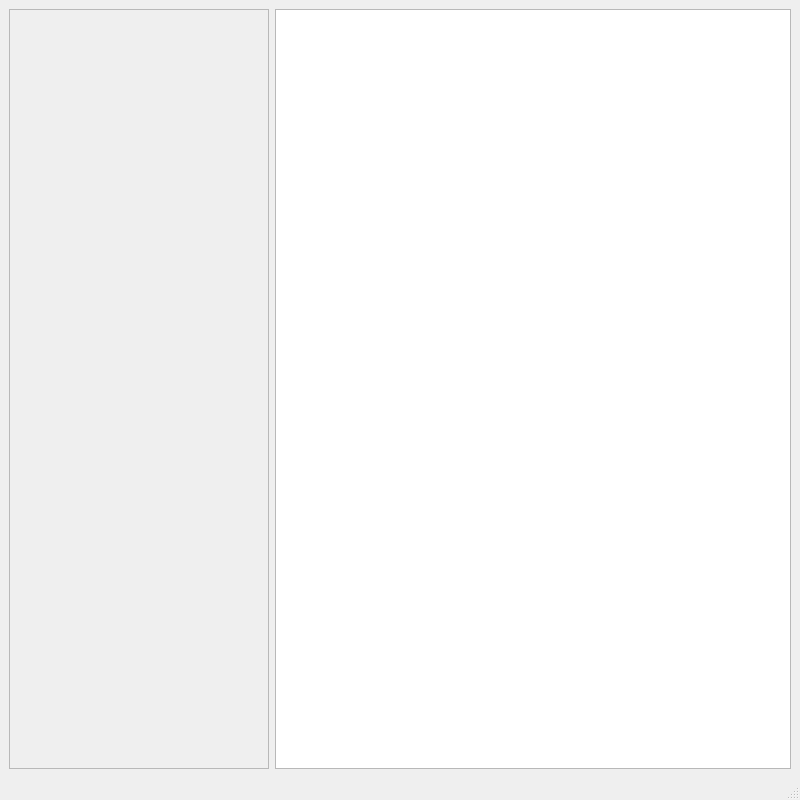
Qt form slide_analysis/UI/view/main_layout.ui (Vozf/full-slide-image-analysis) before a commit.
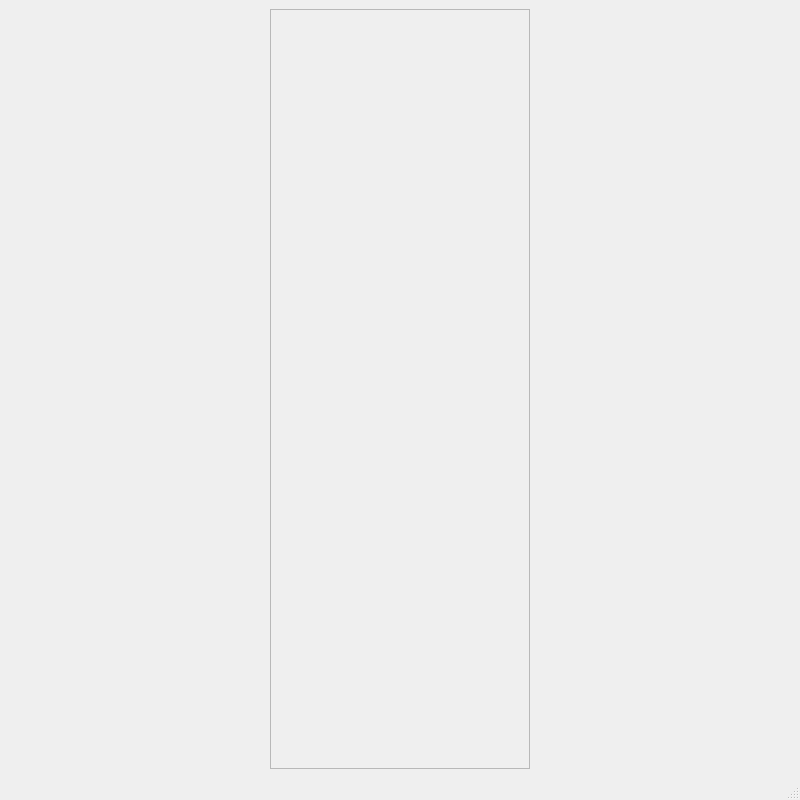
The same form after that commit.

Commit message: wrapped QGraghicsView in a separate class

Diff of the .ui file:
```diff
--- a/slide_analysis/UI/view/main_layout.ui
+++ b/slide_analysis/UI/view/main_layout.ui
@@ -14,8 +14,8 @@
    <string>MainWindow</string>
   </property>
   <widget class="QWidget" name="centralwidget">
-   <layout class="QGridLayout" name="gridLayout">
-    <item row="0" column="0">
+   <layout class="QHBoxLayout" name="horizontalLayout">
+    <item>
      <widget class="QScrollArea" name="topImagesScrollArea">
       <property name="maximumSize">
        <size>
@@ -38,8 +38,8 @@
       </widget>
      </widget>
     </item>
-    <item row="0" column="1">
-     <widget class="QGraphicsView" name="fullSlideImageGraphicsView"/>
+    <item>
+     <layout class="QVBoxLayout" name="fullslideImageLayout"/>
     </item>
    </layout>
   </widget>
```
The commit also changes 4 other files.
